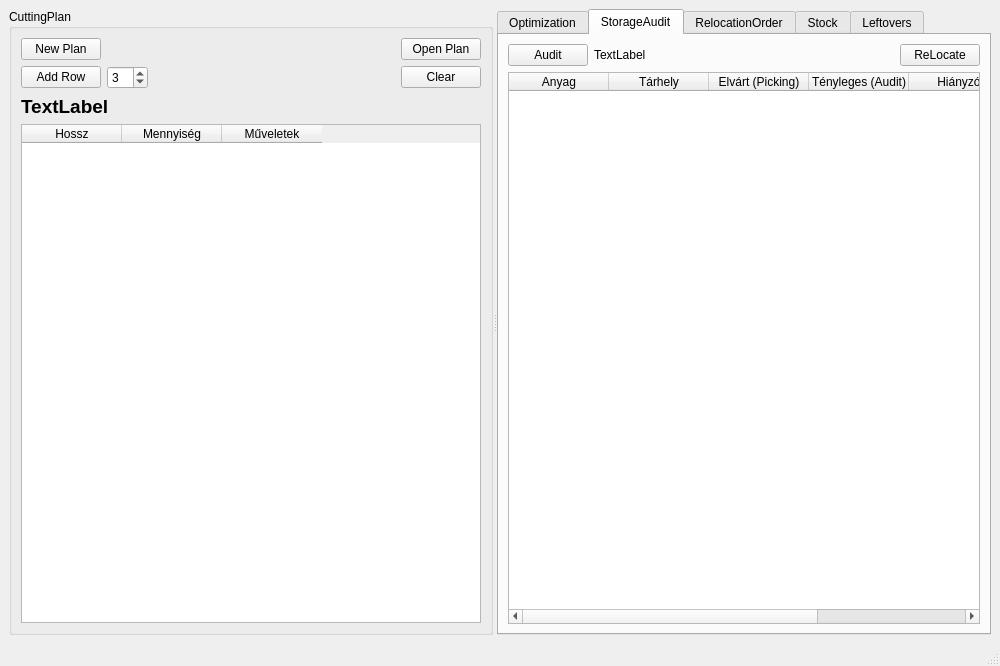
Above: view/MainWindow.ui from horvathzoltan/cutplannerpro before the change. Below: the same form after it.
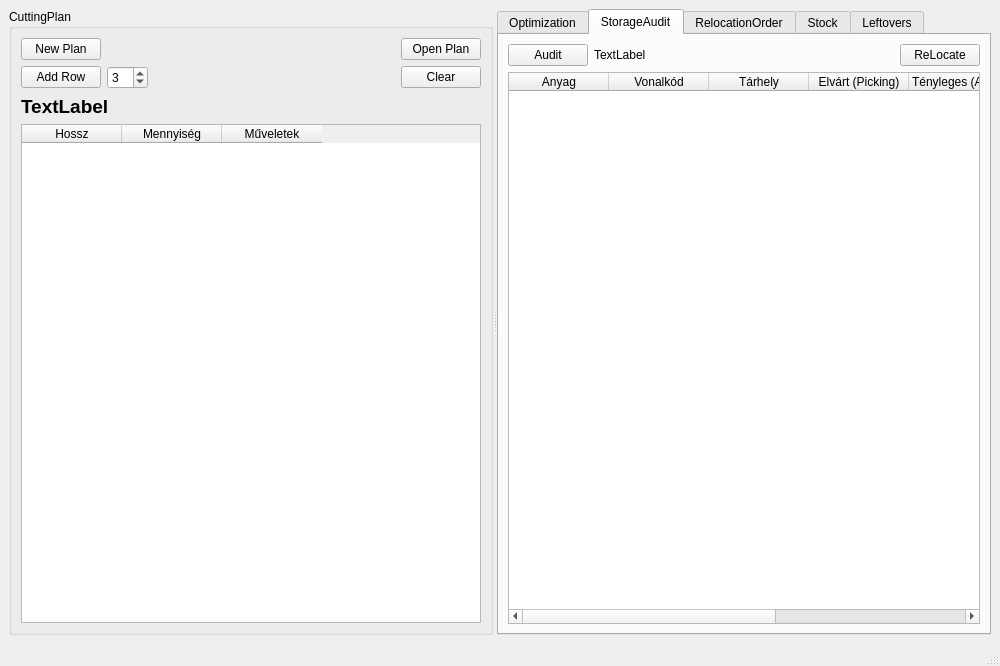
That is the form after the change.

```diff
--- a/view/MainWindow.ui
+++ b/view/MainWindow.ui
@@ -315,6 +315,11 @@
              <string>Anyag</string>
             </property>
            </column>
+           <column>
+            <property name="text">
+             <string>Vonalkód</string>
+            </property>
+           </column>
            <column>
             <property name="text">
              <string>Tárhely</string>
```
